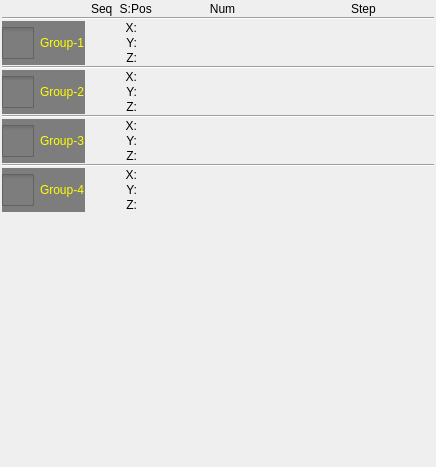
Before: the Qt Designer form hcinstruction/icstackeditor.ui in GaussCheng/2-5AxisPunch, drawn with Qt 5.
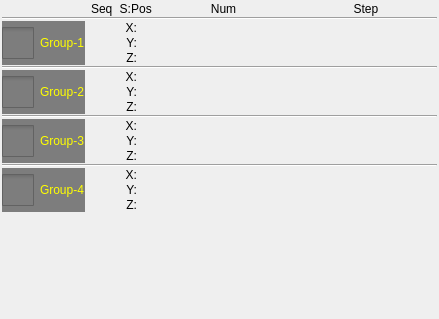
After: the same form once the commit is applied. Icons and pictures are not drawn.

The edit to the form file:
```diff
--- a/hcinstruction/icstackeditor.ui
+++ b/hcinstruction/icstackeditor.ui
@@ -6,8 +6,8 @@
    <rect>
     <x>0</x>
     <y>0</y>
-    <width>436</width>
-    <height>467</height>
+    <width>439</width>
+    <height>319</height>
    </rect>
   </property>
   <property name="windowTitle">
```
